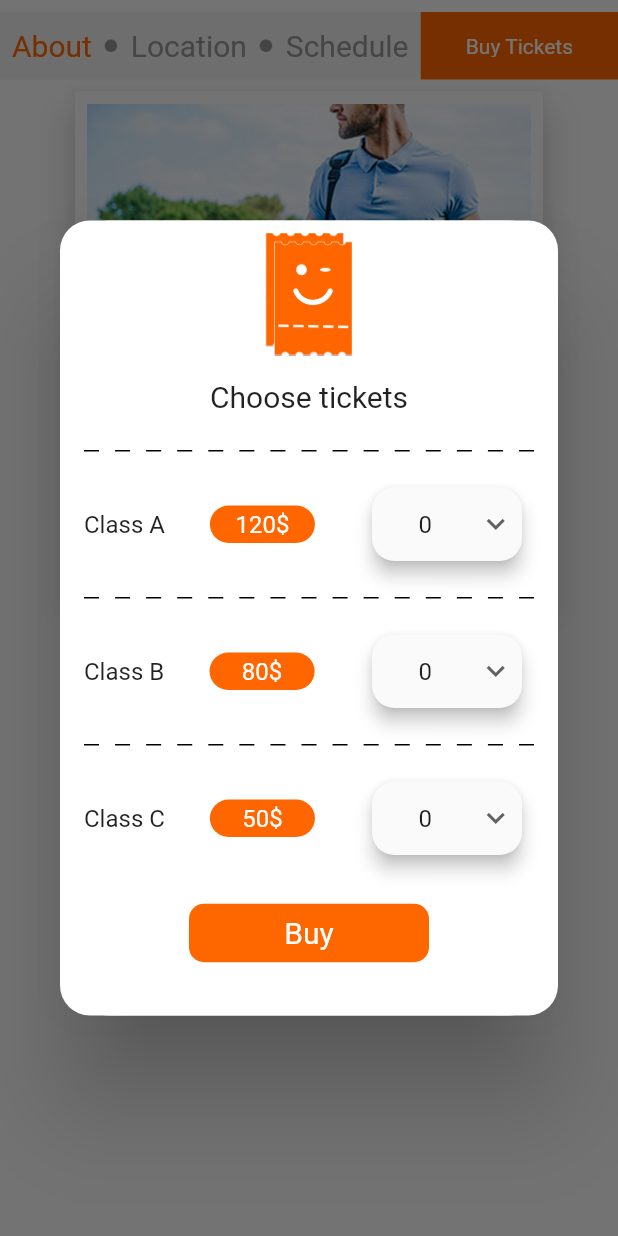
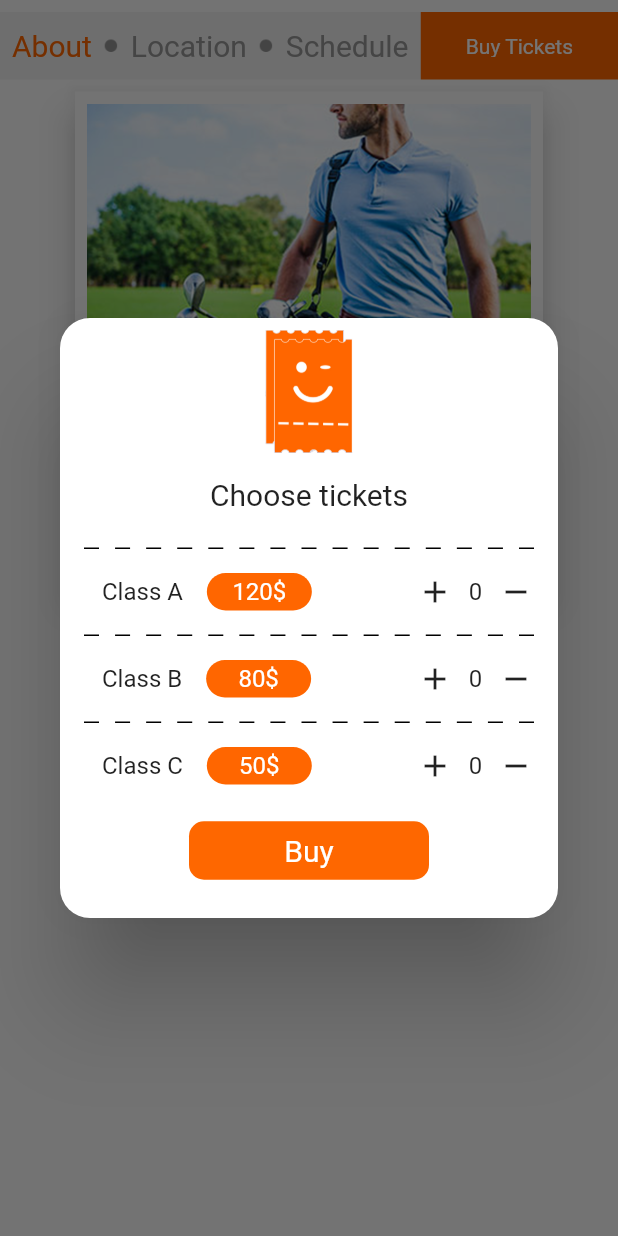
Before and after one commit to ahmednussairibsvalley/com.ibsvalley.ticketawy, a Flutter app: the EventTabs screen opened directly with empty values, after a tap on "Buy Tickets", on a phone screen of 412 x 824 dp. Run offline on Flutter 3.47's test engine with Material 2 defaults, Android fonts, the phone set to English and light mode, and no system bars; our stand-ins replace carousel_slider, google_maps_flutter; missing offline and left inert: stack.

Commit message:
Initial Commit

```diff
--- a/lib/view/home_pages/event_details.dart
+++ b/lib/view/home_pages/event_details.dart
@@ -121,6 +121,7 @@ class _EventTabsState extends State<EventTabs> with TickerProviderStateMixin {
   @override
   Widget build(BuildContext context) {
     final _width = MediaQuery.of(context).size.width;
+
     return Scaffold(
       body: Column(
         children: <Widget>[
@@ -147,7 +148,7 @@ class _EventTabsState extends State<EventTabs> with TickerProviderStateMixin {
                             child: Text(
                               'About',
                               style: TextStyle(
-                                fontSize: _width > 360?20:16,
+                                fontSize: _width > 360?20:12,
                                 color: index == aboutPageIndex
                                     ? Color(0xffff6600)
                                     : Color(0xff979797),
@@ -172,7 +173,7 @@ class _EventTabsState extends State<EventTabs> with TickerProviderStateMixin {
                             child: Text(
                               'Location',
                               style: TextStyle(
-                                fontSize: _width > 360?20:16,
+                                fontSize: _width > 360?20:12,
                                 color: index == locationPageIndex
                                     ? Color(0xffff6600)
                                     : Color(0xff979797),
@@ -197,7 +198,7 @@ class _EventTabsState extends State<EventTabs> with TickerProviderStateMixin {
                             child: Text(
                               'Schedule',
                               style: TextStyle(
-                                fontSize: _width > 360?20:16,
+                                fontSize: _width > 360?20:12,
                                 color: index == schedulePageIndex
                                     ? Color(0xffff6600)
                                     : Color(0xff979797),
@@ -210,7 +211,11 @@ class _EventTabsState extends State<EventTabs> with TickerProviderStateMixin {
                   ),
                 ),
 
+
+
+
                 // Buy Tickets Button
+//                BuyTicket(),
                 GestureDetector(
                   onTap: () {
                     if(Globals.reservationOption == ReservationOptions.byTickets)
@@ -231,6 +236,7 @@ class _EventTabsState extends State<EventTabs> with TickerProviderStateMixin {
                     ),
                   ),
                 ),
+
               ],
             ),
           ),
@@ -258,7 +264,7 @@ class _EventTabsState extends State<EventTabs> with TickerProviderStateMixin {
             contentPadding: EdgeInsets.all(0),
             content: Container(
               width: 400.0,
-              height: 530.0,
+              height: 400.0,
               decoration: BoxDecoration(
                 shape: BoxShape.rectangle,
                 color: Colors.white,
@@ -334,7 +340,10 @@ class _ChooseTicketState extends State<ChooseTicket> {
                     child: Row(
                       mainAxisAlignment: MainAxisAlignment.spaceBetween,
                       children: <Widget>[
-                        Text('${_map.keys.toList()[index]}'),
+                        Padding(
+                          padding: const EdgeInsets.only(right: 16,left: 12),
+                          child: Text('${_map.keys.toList()[index]}'),
+                        ),
                         Container(
                           width: 70,
                           alignment: Alignment.center,
@@ -414,40 +423,35 @@ class _TicketQuantityState extends State<TicketQuantity> {
   int _current = 0;
   @override
   Widget build(BuildContext context) {
-    return Padding(
-      padding: const EdgeInsets.all(8.0),
-      child: Material(
-        shadowColor: Colors.black,
-        elevation: 5,
-        borderRadius: BorderRadius.circular(15),
-        child: Container(
-          width: 100,
-          decoration: ShapeDecoration(
-            shape: RoundedRectangleBorder(
-              side: BorderSide(width: 0.5, style: BorderStyle.none),
-              borderRadius: BorderRadius.all(Radius.circular(30.0)),
-            ),
-          ),
-          child: DropdownButton(
-            elevation: 10,underline: Container(),
-            icon: Icon(Icons.expand_more),
-              value: _current,
-              items: List.generate(11, (index) {
-                return DropdownMenuItem(
-                  child: Container(
-                    width: 70,
-                      child: Text('$index', textAlign: TextAlign.center,)
-                  ),
-                  value: index,
-                );
-              }),
-              onChanged: (index) {
-                setState(() {
-                  _current = index;
-                });
-              }),
+    return Row(
+
+      mainAxisAlignment: MainAxisAlignment.end,
+      children: <Widget>[
+        GestureDetector(
+          onTap: (){
+            setState(() {
+              _current++;
+            });
+          },
+          child: Icon(Icons.add),
         ),
-      ),
+        Container(
+            width: 30,
+            child:  Text('$_current', textAlign: TextAlign.center,)
+
+        ),
+        GestureDetector(
+          onTap: (){
+            if(_current > 0){
+              setState(() {
+                _current--;
+              });
+            }
+
+          },
+          child: Icon(Icons.remove),
+        )
+      ],
     );
   }
 }
```
